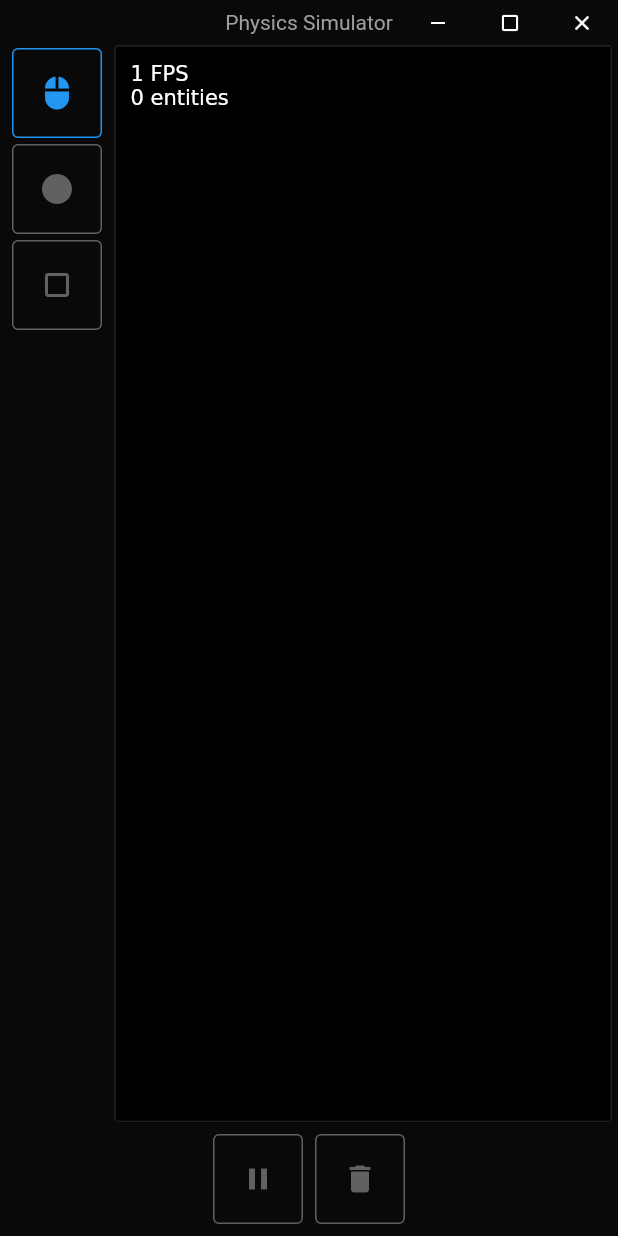
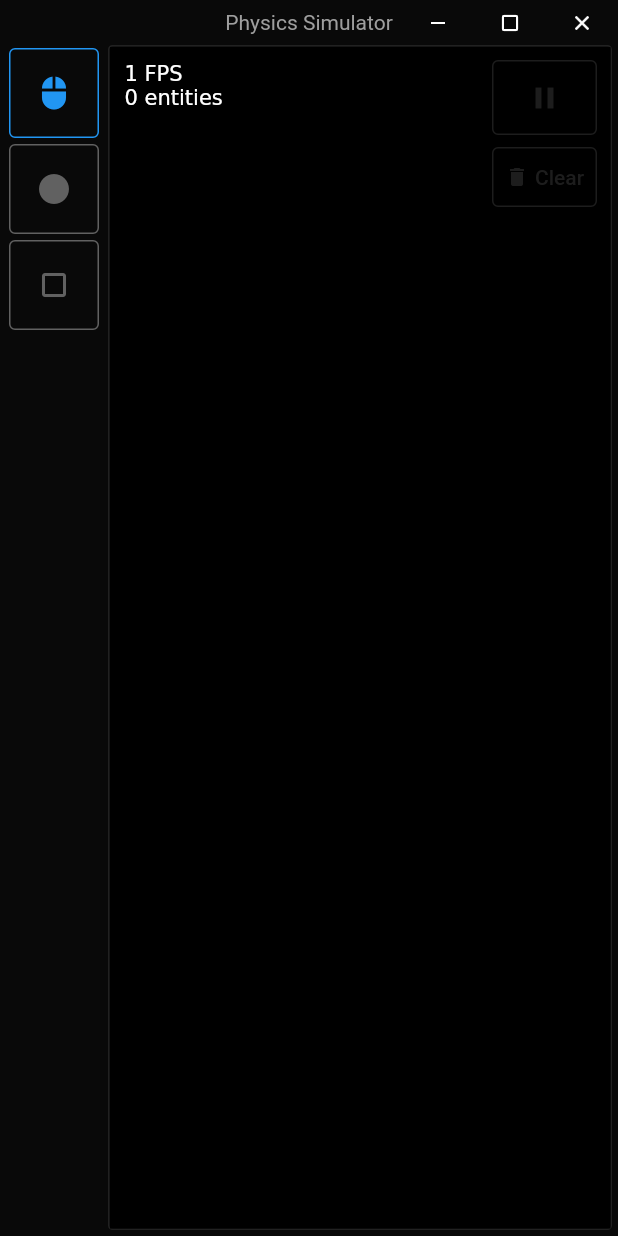
Before and after one commit to zeeshanok/physim, a Flutter app: the screen it shows after launch, on a phone screen of 412 x 824 dp. Run offline on Flutter 3.47's test engine with Material 2 defaults, Android fonts, the phone set to English and light mode, and no system bars; our stand-ins replace flutter_hooks, get_it; missing offline and left inert: bitsdojo_window.

```diff
--- a/physim/lib/main.dart
+++ b/physim/lib/main.dart
@@ -1,6 +1,7 @@
 import 'package:bitsdojo_window/bitsdojo_window.dart';
 import 'package:flutter/material.dart';
 import 'package:flutter/services.dart';
+import 'package:flutter_hooks/flutter_hooks.dart';
 import 'package:get_it/get_it.dart';
 import 'package:physim/game/game.dart';
 import 'package:physim/widgets/editsection.dart';
@@ -64,16 +65,25 @@ class _HomePageState extends State<HomePage> {
               ),
             ),
             Expanded(
-              child: Padding(
-                padding: const EdgeInsets.only(bottom: 8),
               child: Row(
                 crossAxisAlignment: CrossAxisAlignment.stretch,
                 children: [
                   Padding(
-                      padding: const EdgeInsets.symmetric(horizontal: 8.0),
+                    padding: const EdgeInsets.symmetric(horizontal: 6),
                     child: Toolbox(),
                   ),
-                    const Expanded(child: GameWindow()),
+                  Expanded(
+                    child: Stack(children: [
+                      const GameWindow(),
+                      Align(
+                        alignment: Alignment.topRight,
+                        child: Padding(
+                          padding: const EdgeInsets.all(10),
+                          child: HoveringGameControls(game: game),
+                        ),
+                      ),
+                    ]),
+                  ),
                   const Padding(
                     padding: EdgeInsets.symmetric(horizontal: 2),
                     child: EditSection(),
@@ -81,27 +91,64 @@ class _HomePageState extends State<HomePage> {
                 ],
               ),
             ),
-            ),
-            Padding(
-              padding: const EdgeInsets.only(bottom: 8.0),
-              child: Row(
-                mainAxisAlignment: MainAxisAlignment.center,
+            const SizedBox(height: 4)
+          ],
+        ));
+  }
+}
+
+class HoveringGameControls extends HookWidget {
+  const HoveringGameControls({
+    Key? key,
+    required this.game,
+  }) : super(key: key);
+
+  final Game game;
+
+  @override
+  Widget build(BuildContext context) {
+    final hovering = useState(false);
+    return MouseRegion(
+      onEnter: (event) => hovering.value = true,
+      onExit: (event) => hovering.value = false,
+      opaque: false,
+      child: SizedBox.square(
+        dimension: 200,
+        child: AnimatedOpacity(
+          duration: const Duration(milliseconds: 200),
+          opacity: hovering.value ? 1 : 0.3,
+          child: Column(
+            mainAxisSize: MainAxisSize.min,
+            crossAxisAlignment: CrossAxisAlignment.end,
             children: [
               RoundedIconButton(
-                    onPressed: () => setState(game.togglePause),
-                    icon: Icon((game.paused ?? false)
-                        ? Icons.play_arrow
-                        : Icons.pause),
+                icon: const Icon(Icons.pause),
+                backgroundColor: Colors.black,
+                onPressed: () {},
+                height: 50,
+                width: 70,
               ),
-                  const SizedBox(width: 8),
+              const SizedBox(height: 4),
               RoundedIconButton(
-                      onPressed: game.clearAllBalls,
-                      icon: const Icon(Icons.delete))
+                  backgroundColor: Colors.black,
+                  height: 40,
+                  width: 70,
+                  onPressed: () {
+                    game.clearAllEntities();
+                  },
+                  icon: Row(
+                    mainAxisSize: MainAxisSize.min,
+                    children: const [
+                      Icon(Icons.delete, size: 16),
+                      SizedBox(width: 4),
+                      Text("Clear")
+                    ],
+                  ))
             ],
           ),
-            )
-          ],
-        ));
+        ),
+      ),
+    );
   }
 }
 
--- a/physim/lib/widgets/roundediconbutton.dart
+++ b/physim/lib/widgets/roundediconbutton.dart
@@ -6,15 +6,17 @@ class RoundedIconButton extends StatelessWidget {
   final bool selected;
   final double height;
   final double width;
+  final Color? backgroundColor;
 
-  const RoundedIconButton(
-      {Key? key,
-      required this.onPressed,
-      required this.icon,
-      bool? selected,
-      this.height = 60,
-      this.width = 60})
-      : selected = selected ?? false,
+  const RoundedIconButton({
+    Key? key,
+    required this.onPressed,
+    required this.icon,
+    bool? selected,
+    this.height = 60,
+    this.width = 60,
+    this.backgroundColor,
+  })  : selected = selected ?? false,
         super(key: key);
 
   @override
@@ -29,12 +31,12 @@ class RoundedIconButton extends StatelessWidget {
           overlayColor: MaterialStateProperty.all(Colors.transparent),
           backgroundColor: MaterialStateProperty.resolveWith((states) {
             if (selected || states.contains(MaterialState.pressed)) {
-              return Colors.transparent;
+              return backgroundColor ?? Colors.transparent;
             }
             if (states.any(focusStates.contains)) {
               return Colors.grey[900];
             }
-            return Colors.transparent;
+            return backgroundColor ?? Colors.transparent;
           }),
           foregroundColor: MaterialStateProperty.resolveWith((states) {
             if (selected) {
```
Also changed, not shown: physim/lib/game/game.dart (+5 -16 lines), physim/lib/widgets/color_editor.dart (added, +187 -0 lines), physim/lib/widgets/editsection.dart (+29 -16 lines), physim/lib/widgets/expander_button.dart (added, +29 -0 lines), physim/lib/widgets/vector_editor.dart (+7 -13 lines). Lines whose indentation alone changed are shown as unchanged.
